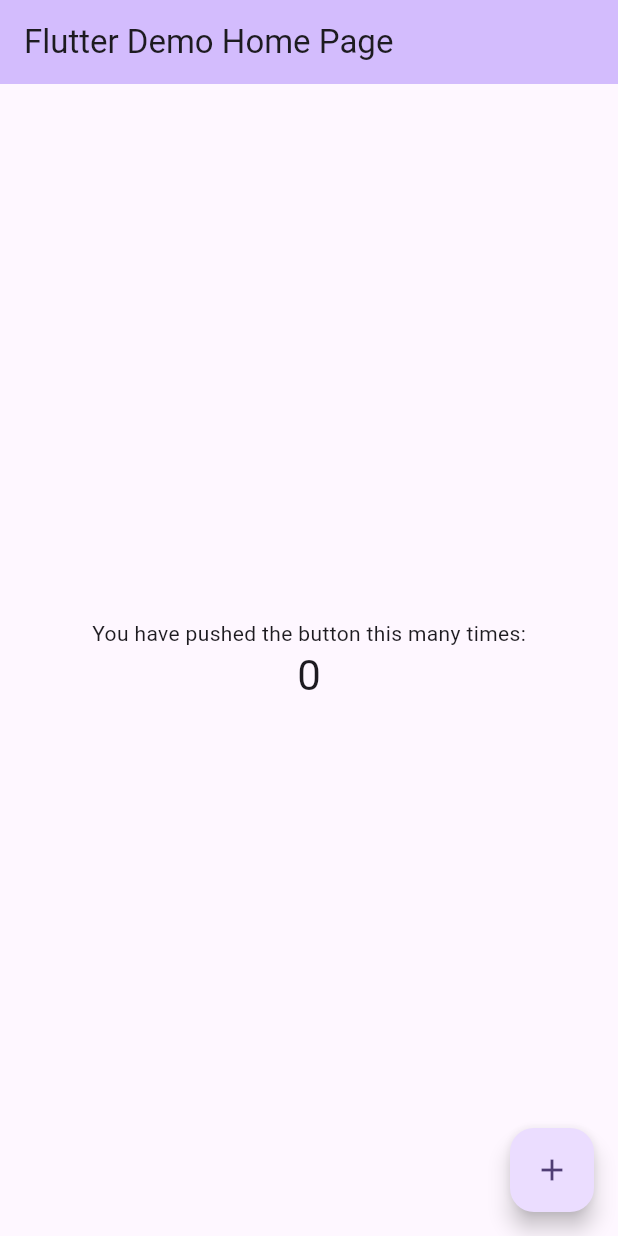
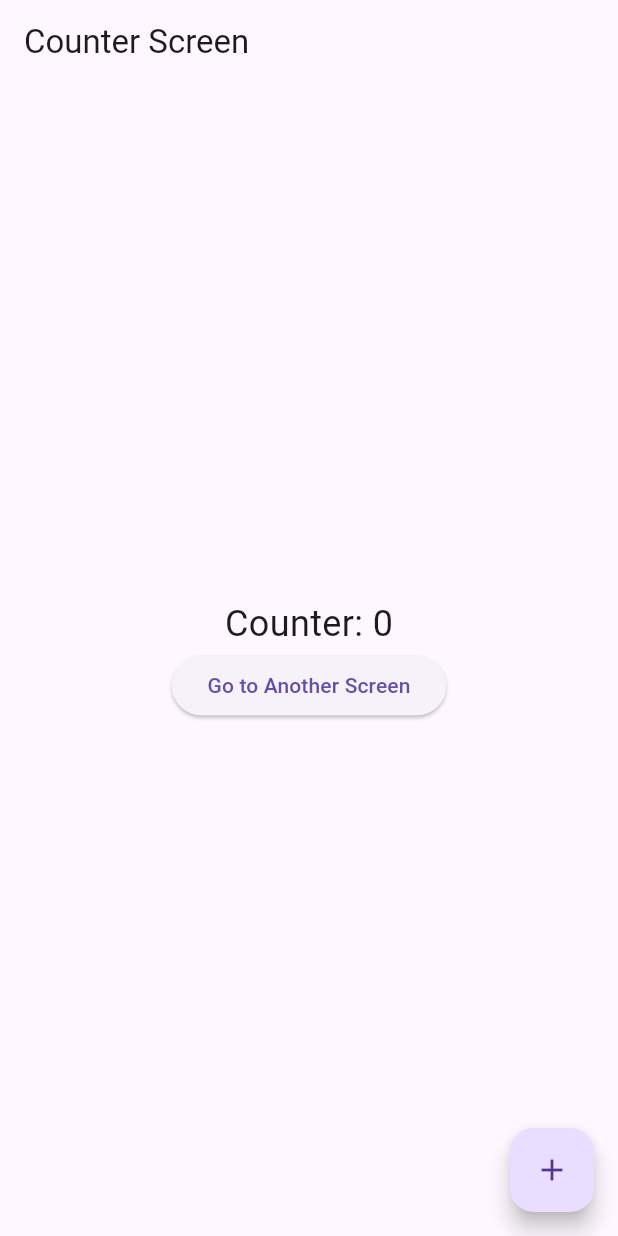
Before and after one commit to monet2155/flutter_design_pattern, a Flutter app: the screen it shows after launch, on a phone screen of 412 x 824 dp. Run offline on Flutter 3.47's test engine with Material 3 defaults, Android fonts, the phone set to English and light mode, and no system bars.

Commit message:
feat: counter with inherited widget

```diff
--- a/lib/main.dart
+++ b/lib/main.dart
@@ -1,125 +1,33 @@
 import 'package:flutter/material.dart';
+import 'package:flutter_design_pattern/provider/counter_provider.dart';
+import 'package:flutter_design_pattern/screen/counter_screen.dart';
 
 void main() {
-  runApp(const MyApp());
+  runApp(MyApp());
 }
 
-class MyApp extends StatelessWidget {
-  const MyApp({super.key});
-
-  // This widget is the root of your application.
+class MyApp extends StatefulWidget {
   @override
-  Widget build(BuildContext context) {
-    return MaterialApp(
-      title: 'Flutter Demo',
-      theme: ThemeData(
-        // This is the theme of your application.
-        //
-        // TRY THIS: Try running your application with "flutter run". You'll see
-        // the application has a purple toolbar. Then, without quitting the app,
-        // try changing the seedColor in the colorScheme below to Colors.green
-        // and then invoke "hot reload" (save your changes or press the "hot
-        // reload" button in a Flutter-supported IDE, or press "r" if you used
-        // the command line to start the app).
-        //
-        // Notice that the counter didn't reset back to zero; the application
-        // state is not lost during the reload. To reset the state, use hot
-        // restart instead.
-        //
-        // This works for code too, not just values: Most code changes can be
-        // tested with just a hot reload.
-        colorScheme: ColorScheme.fromSeed(seedColor: Colors.deepPurple),
-        useMaterial3: true,
-      ),
-      home: const MyHomePage(title: 'Flutter Demo Home Page'),
-    );
-  }
+  _MyAppState createState() => _MyAppState();
 }
 
-class MyHomePage extends StatefulWidget {
-  const MyHomePage({super.key, required this.title});
-
-  // This widget is the home page of your application. It is stateful, meaning
-  // that it has a State object (defined below) that contains fields that affect
-  // how it looks.
-
-  // This class is the configuration for the state. It holds the values (in this
-  // case the title) provided by the parent (in this case the App widget) and
-  // used by the build method of the State. Fields in a Widget subclass are
-  // always marked "final".
-
-  final String title;
-
-  @override
-  State<MyHomePage> createState() => _MyHomePageState();
-}
-
-class _MyHomePageState extends State<MyHomePage> {
+class _MyAppState extends State<MyApp> {
   int _counter = 0;
 
   void _incrementCounter() {
     setState(() {
-      // This call to setState tells the Flutter framework that something has
-      // changed in this State, which causes it to rerun the build method below
-      // so that the display can reflect the updated values. If we changed
-      // _counter without calling setState(), then the build method would not be
-      // called again, and so nothing would appear to happen.
       _counter++;
     });
   }
 
   @override
   Widget build(BuildContext context) {
-    // This method is rerun every time setState is called, for instance as done
-    // by the _incrementCounter method above.
-    //
-    // The Flutter framework has been optimized to make rerunning build methods
-    // fast, so that you can just rebuild anything that needs updating rather
-    // than having to individually change instances of widgets.
-    return Scaffold(
-      appBar: AppBar(
-        // TRY THIS: Try changing the color here to a specific color (to
-        // Colors.amber, perhaps?) and trigger a hot reload to see the AppBar
-        // change color while the other colors stay the same.
-        backgroundColor: Theme.of(context).colorScheme.inversePrimary,
-        // Here we take the value from the MyHomePage object that was created by
-        // the App.build method, and use it to set our appbar title.
-        title: Text(widget.title),
+    return CounterProvider(
+      counter: _counter,
+      increment: _incrementCounter,
+      child: MaterialApp(
+        home: CounterScreen(),
       ),
-      body: Center(
-        // Center is a layout widget. It takes a single child and positions it
-        // in the middle of the parent.
-        child: Column(
-          // Column is also a layout widget. It takes a list of children and
-          // arranges them vertically. By default, it sizes itself to fit its
-          // children horizontally, and tries to be as tall as its parent.
-          //
-          // Column has various properties to control how it sizes itself and
-          // how it positions its children. Here we use mainAxisAlignment to
-          // center the children vertically; the main axis here is the vertical
-          // axis because Columns are vertical (the cross axis would be
-          // horizontal).
-          //
-          // TRY THIS: Invoke "debug painting" (choose the "Toggle Debug Paint"
-          // action in the IDE, or press "p" in the console), to see the
-          // wireframe for each widget.
-          mainAxisAlignment: MainAxisAlignment.center,
-          children: <Widget>[
-            const Text(
-              'You have pushed the button this many times:',
-            ),
-            Text(
-              '$_counter',
-              style: Theme.of(context).textTheme.headlineMedium,
-            ),
-          ],
-        ),
-      ),
-      floatingActionButton: FloatingActionButton(
-        onPressed: _incrementCounter,
-        tooltip: 'Increment',
-        child: const Icon(Icons.add),
-      ), // This trailing comma makes auto-formatting nicer for build methods.
     );
   }
 }
--- /dev/null
+++ b/lib/provider/counter_provider.dart
@@ -0,0 +1,24 @@
+import 'package:flutter/material.dart';
+
+class CounterProvider extends InheritedWidget {
+  final int counter;
+  final Function() increment;
+
+  CounterProvider({
+    required Widget child,
+    this.counter = 0,
+    required this.increment,
+  }) : super(child: child);
+
+  @override
+  bool updateShouldNotify(covariant CounterProvider oldWidget) {
+    return oldWidget.counter != counter;
+  }
+
+  static CounterProvider of(BuildContext context) {
+    final CounterProvider? result =
+        context.dependOnInheritedWidgetOfExactType<CounterProvider>();
+    assert(result != null, 'No CounterProvider found in context');
+    return result!;
+  }
+}
--- /dev/null
+++ b/lib/screen/another_screen.dart
@@ -0,0 +1,30 @@
+import 'package:flutter/material.dart';
+import 'package:flutter_design_pattern/provider/counter_provider.dart';
+
+class AnotherScreen extends StatelessWidget {
+  @override
+  Widget build(BuildContext context) {
+    final counter = CounterProvider.of(context).counter;
+
+    return Scaffold(
+      appBar: AppBar(
+        title: Text('Another Screen'),
+      ),
+      body: Center(
+        child: Column(
+          mainAxisSize: MainAxisSize.min,
+          children: [
+            Text(
+              'Counter: $counter',
+              style: TextStyle(fontSize: 24),
+            ),
+            ElevatedButton(
+              onPressed: CounterProvider.of(context).increment,
+              child: Text('Increment Counter'),
+            ),
+          ],
+        ),
+      ),
+    );
+  }
+}
--- /dev/null
+++ b/lib/screen/counter_screen.dart
@@ -0,0 +1,39 @@
+import 'package:flutter/material.dart';
+import 'package:flutter_design_pattern/provider/counter_provider.dart';
+import 'package:flutter_design_pattern/screen/another_screen.dart';
+
+class CounterScreen extends StatelessWidget {
+  @override
+  Widget build(BuildContext context) {
+    final counter = CounterProvider.of(context).counter;
+
+    return Scaffold(
+      appBar: AppBar(
+        title: Text('Counter Screen'),
+      ),
+      body: Center(
+        child: Column(
+          mainAxisSize: MainAxisSize.min,
+          children: [
+            Text(
+              'Counter: $counter',
+              style: TextStyle(fontSize: 24),
+            ),
+            ElevatedButton(
+              onPressed: () {
+                Navigator.of(context).push(
+                  MaterialPageRoute(builder: (context) => AnotherScreen()),
+                );
+              },
+              child: Text('Go to Another Screen'),
+            ),
+          ],
+        ),
+      ),
+      floatingActionButton: FloatingActionButton(
+        onPressed: CounterProvider.of(context).increment,
+        child: Icon(Icons.add),
+      ),
+    );
+  }
+}
```
